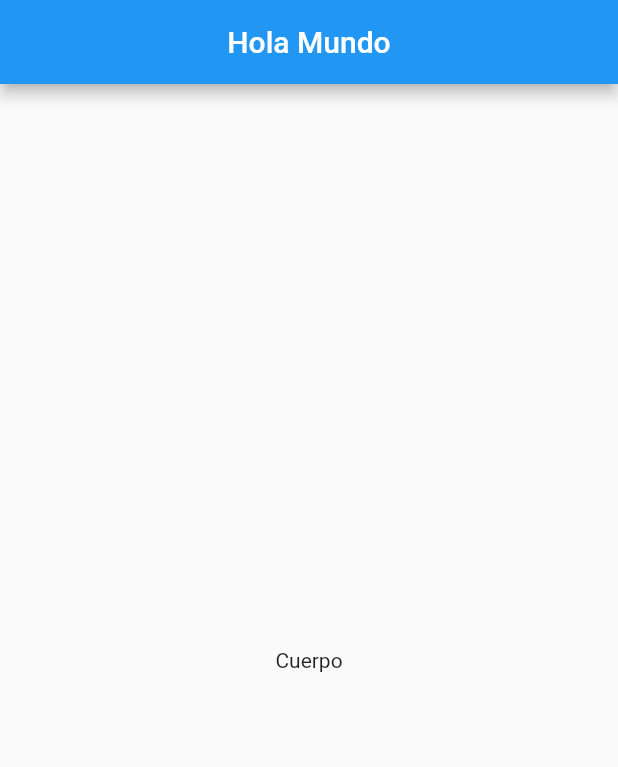
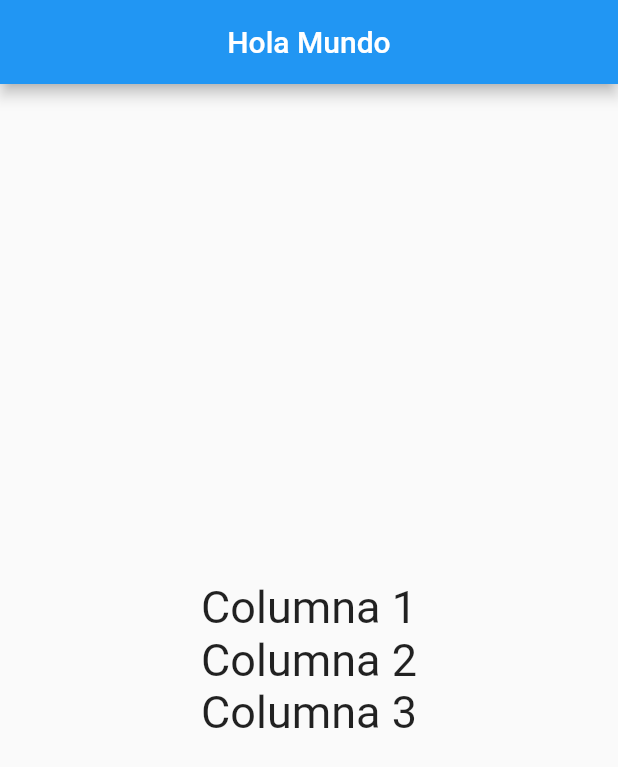
Before and after one commit to lbvp10/aprendiendo-flutter, a Flutter app: the screen it shows after launch, on a phone screen of 412 x 824 dp. Shown: the top 767 px of the screen. Run offline on Flutter 3.47's test engine with Material 2 defaults, Android fonts, the phone set to English and light mode, and no system bars.

Commit message:
columns y estilos

```diff
--- a/lib/src/pages/home_page.dart
+++ b/lib/src/pages/home_page.dart
@@ -1,16 +1,24 @@
 import 'package:flutter/material.dart';
 
 class HomePage extends StatelessWidget {
+  final TextStyle textStyle = TextStyle(fontSize: 30);
+
   @override
   Widget build(BuildContext context) {
     return Scaffold(
       appBar: AppBar(
           title: Center(
-        child: Text("Hola Mundo"),
-      )),
+            child: Text("Hola Mundo"),
+          )),
       body: Center(
-        child: Text("Cuerpo"),
-      ),
+          child: Column(
+            mainAxisAlignment: MainAxisAlignment.center,
+            children: <Widget>[
+              Text("Columna 1", style: textStyle),
+              Text("Columna 2", style: textStyle),
+              Text("Columna 3", style: textStyle)
+            ],
+          )),
     );
   }
 }
```
Also changed, not shown: 1 other file.
